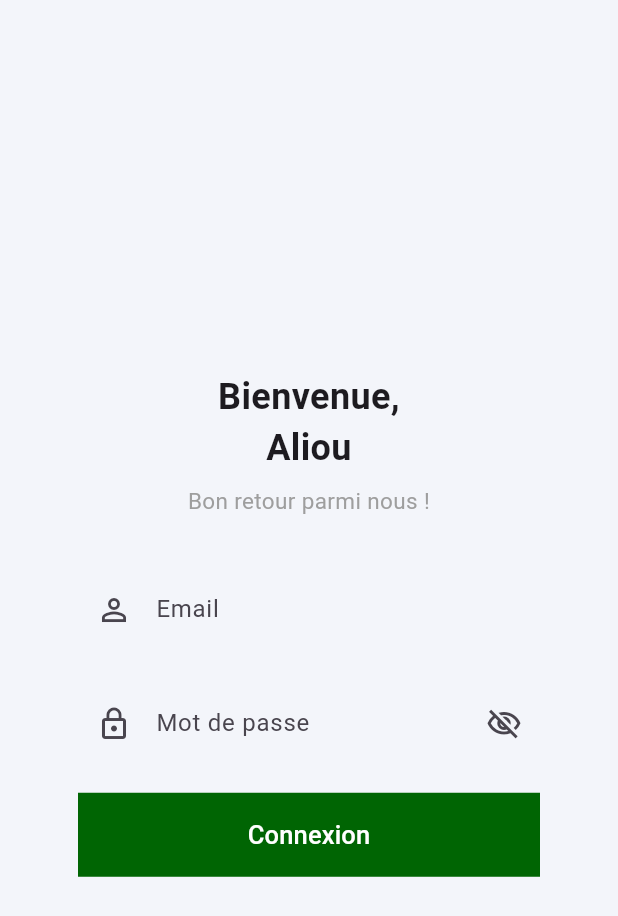
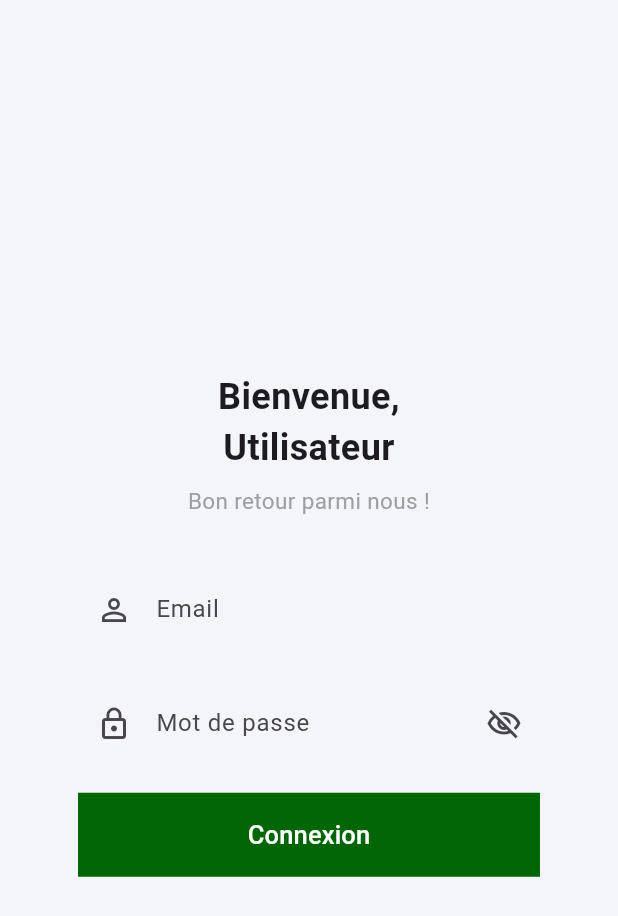
Before and after one commit to dialloalioumadany/9502747---Devoir-de-Developpement-d-Application-Mobile, a Flutter app: the screen it shows after launch, on a phone screen of 412 x 824 dp. Shown: the top 916 px of the screen. Run offline on Flutter 3.47's test engine with Material 3 defaults, Android fonts, the phone set to English and light mode, and no system bars; our stand-ins replace pie_chart, shared_preferences.

Commit message:
seconde commit

```diff
--- a/lib/login_page.dart
+++ b/lib/login_page.dart
@@ -51,7 +51,7 @@ class _LoginPageState extends State<LoginPage> {
                 children: [
                   const SizedBox(height: 8),
                   const Text(
-                    'Bienvenue,\nAliou',
+                    'Bienvenue,\nUtilisateur',
                     textAlign: TextAlign.center,
                     style: TextStyle(
                       fontSize: 24,
```
Also changed, not shown: lib/main.dart (+0 -15 lines).
